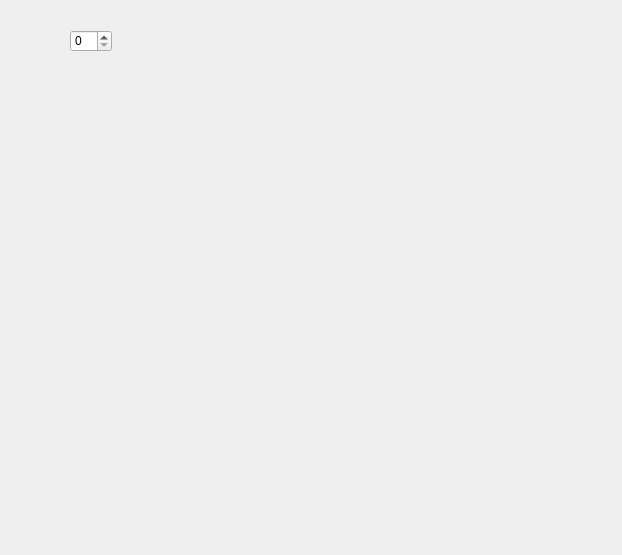
First picture: the form in tools/maya/anim/noiseAnimCurve/ui/noiseAnimCurve.ui, repository snaress/bank, before the edit.
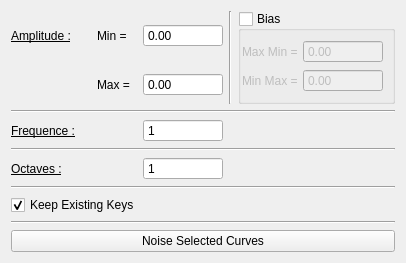
Second picture: the form after the edit.

```diff
--- a/tools/maya/anim/noiseAnimCurve/ui/noiseAnimCurve.ui
+++ b/tools/maya/anim/noiseAnimCurve/ui/noiseAnimCurve.ui
@@ -6,23 +6,383 @@
    <rect>
     <x>0</x>
     <y>0</y>
-    <width>622</width>
-    <height>555</height>
+    <width>390</width>
+    <height>221</height>
    </rect>
   </property>
   <property name="windowTitle">
    <string>Noise Anim Curve</string>
   </property>
-  <widget class="QSpinBox" name="spinBox">
-   <property name="geometry">
-    <rect>
-     <x>70</x>
-     <y>30</y>
-     <width>42</width>
-     <height>22</height>
-    </rect>
-   </property>
-  </widget>
+  <layout class="QGridLayout" name="gridLayout_2">
+   <item row="0" column="0">
+    <widget class="QLabel" name="lAmp">
+     <property name="minimumSize">
+      <size>
+       <width>80</width>
+       <height>0</height>
+      </size>
+     </property>
+     <property name="maximumSize">
+      <size>
+       <width>80</width>
+       <height>16777215</height>
+      </size>
+     </property>
+     <property name="font">
+      <font>
+       <underline>true</underline>
+      </font>
+     </property>
+     <property name="text">
+      <string>Amplitude :</string>
+     </property>
+    </widget>
+   </item>
+   <item row="0" column="1">
+    <widget class="QLabel" name="lAmpMin">
+     <property name="minimumSize">
+      <size>
+       <width>40</width>
+       <height>0</height>
+      </size>
+     </property>
+     <property name="maximumSize">
+      <size>
+       <width>40</width>
+       <height>16777215</height>
+      </size>
+     </property>
+     <property name="text">
+      <string>Min =</string>
+     </property>
+    </widget>
+   </item>
+   <item row="0" column="2">
+    <widget class="QDoubleSpinBox" name="sbAmpMin">
+     <property name="minimumSize">
+      <size>
+       <width>80</width>
+       <height>0</height>
+      </size>
+     </property>
+     <property name="maximumSize">
+      <size>
+       <width>80</width>
+       <height>16777215</height>
+      </size>
+     </property>
+     <property name="buttonSymbols">
+      <enum>QAbstractSpinBox::NoButtons</enum>
+     </property>
+     <property name="minimum">
+      <double>-999999.000000000000000</double>
+     </property>
+     <property name="maximum">
+      <double>999999.000000000000000</double>
+     </property>
+    </widget>
+   </item>
+   <item row="0" column="3" rowspan="2">
+    <widget class="Line" name="line_4">
+     <property name="orientation">
+      <enum>Qt::Vertical</enum>
+     </property>
+    </widget>
+   </item>
+   <item row="0" column="4" rowspan="2">
+    <widget class="QGroupBox" name="gbAmpBias">
+     <property name="title">
+      <string>Bias</string>
+     </property>
+     <property name="checkable">
+      <bool>true</bool>
+     </property>
+     <property name="checked">
+      <bool>false</bool>
+     </property>
+     <layout class="QGridLayout" name="gridLayout">
+      <property name="leftMargin">
+       <number>1</number>
+      </property>
+      <item row="0" column="0">
+       <widget class="QLabel" name="lAmpMaxMin">
+        <property name="minimumSize">
+         <size>
+          <width>55</width>
+          <height>0</height>
+         </size>
+        </property>
+        <property name="maximumSize">
+         <size>
+          <width>55</width>
+          <height>16777215</height>
+         </size>
+        </property>
+        <property name="text">
+         <string>Max Min =</string>
+        </property>
+       </widget>
+      </item>
+      <item row="0" column="1">
+       <widget class="QDoubleSpinBox" name="sbMaxMin">
+        <property name="minimumSize">
+         <size>
+          <width>80</width>
+          <height>0</height>
+         </size>
+        </property>
+        <property name="maximumSize">
+         <size>
+          <width>80</width>
+          <height>16777215</height>
+         </size>
+        </property>
+        <property name="buttonSymbols">
+         <enum>QAbstractSpinBox::NoButtons</enum>
+        </property>
+        <property name="minimum">
+         <double>-999999.000000000000000</double>
+        </property>
+        <property name="maximum">
+         <double>999999.000000000000000</double>
+        </property>
+       </widget>
+      </item>
+      <item row="1" column="0">
+       <widget class="QLabel" name="lAmpMinMax">
+        <property name="minimumSize">
+         <size>
+          <width>55</width>
+          <height>0</height>
+         </size>
+        </property>
+        <property name="maximumSize">
+         <size>
+          <width>55</width>
+          <height>16777215</height>
+         </size>
+        </property>
+        <property name="text">
+         <string>Min Max =</string>
+        </property>
+       </widget>
+      </item>
+      <item row="1" column="1">
+       <widget class="QDoubleSpinBox" name="sbMinMax">
+        <property name="minimumSize">
+         <size>
+          <width>80</width>
+          <height>0</height>
+         </size>
+        </property>
+        <property name="maximumSize">
+         <size>
+          <width>80</width>
+          <height>16777215</height>
+         </size>
+        </property>
+        <property name="buttonSymbols">
+         <enum>QAbstractSpinBox::NoButtons</enum>
+        </property>
+        <property name="minimum">
+         <double>-999999.000000000000000</double>
+        </property>
+        <property name="maximum">
+         <double>999999.000000000000000</double>
+        </property>
+       </widget>
+      </item>
+     </layout>
+    </widget>
+   </item>
+   <item row="1" column="1">
+    <widget class="QLabel" name="lAmpMax">
+     <property name="minimumSize">
+      <size>
+       <width>40</width>
+       <height>0</height>
+      </size>
+     </property>
+     <property name="maximumSize">
+      <size>
+       <width>40</width>
+       <height>16777215</height>
+      </size>
+     </property>
+     <property name="text">
+      <string>Max =</string>
+     </property>
+    </widget>
+   </item>
+   <item row="1" column="2">
+    <widget class="QDoubleSpinBox" name="sbAmpMax">
+     <property name="minimumSize">
+      <size>
+       <width>80</width>
+       <height>0</height>
+      </size>
+     </property>
+     <property name="maximumSize">
+      <size>
+       <width>80</width>
+       <height>16777215</height>
+      </size>
+     </property>
+     <property name="buttonSymbols">
+      <enum>QAbstractSpinBox::NoButtons</enum>
+     </property>
+     <property name="minimum">
+      <double>-999999.000000000000000</double>
+     </property>
+     <property name="maximum">
+      <double>999999.000000000000000</double>
+     </property>
+    </widget>
+   </item>
+   <item row="2" column="0" colspan="5">
+    <widget class="Line" name="line">
+     <property name="orientation">
+      <enum>Qt::Horizontal</enum>
+     </property>
+    </widget>
+   </item>
+   <item row="3" column="0">
+    <widget class="QLabel" name="lFreq">
+     <property name="minimumSize">
+      <size>
+       <width>80</width>
+       <height>0</height>
+      </size>
+     </property>
+     <property name="maximumSize">
+      <size>
+       <width>80</width>
+       <height>16777215</height>
+      </size>
+     </property>
+     <property name="font">
+      <font>
+       <underline>true</underline>
+      </font>
+     </property>
+     <property name="text">
+      <string>Frequence :</string>
+     </property>
+    </widget>
+   </item>
+   <item row="3" column="2">
+    <widget class="QSpinBox" name="sbFreq">
+     <property name="minimumSize">
+      <size>
+       <width>80</width>
+       <height>0</height>
+      </size>
+     </property>
+     <property name="maximumSize">
+      <size>
+       <width>80</width>
+       <height>16777215</height>
+      </size>
+     </property>
+     <property name="buttonSymbols">
+      <enum>QAbstractSpinBox::NoButtons</enum>
+     </property>
+     <property name="minimum">
+      <number>1</number>
+     </property>
+     <property name="maximum">
+      <number>9999</number>
+     </property>
+    </widget>
+   </item>
+   <item row="4" column="0" colspan="5">
+    <widget class="Line" name="line_2">
+     <property name="orientation">
+      <enum>Qt::Horizontal</enum>
+     </property>
+    </widget>
+   </item>
+   <item row="5" column="0">
+    <widget class="QLabel" name="lOctave">
+     <property name="minimumSize">
+      <size>
+       <width>80</width>
+       <height>0</height>
+      </size>
+     </property>
+     <property name="maximumSize">
+      <size>
+       <width>80</width>
+       <height>16777215</height>
+      </size>
+     </property>
+     <property name="font">
+      <font>
+       <underline>true</underline>
+      </font>
+     </property>
+     <property name="text">
+      <string>Octaves :</string>
+     </property>
+    </widget>
+   </item>
+   <item row="5" column="2">
+    <widget class="QSpinBox" name="sbOctave">
+     <property name="minimumSize">
+      <size>
+       <width>80</width>
+       <height>0</height>
+      </size>
+     </property>
+     <property name="maximumSize">
+      <size>
+       <width>80</width>
+       <height>16777215</height>
+      </size>
+     </property>
+     <property name="buttonSymbols">
+      <enum>QAbstractSpinBox::NoButtons</enum>
+     </property>
+     <property name="minimum">
+      <number>1</number>
+     </property>
+     <property name="maximum">
+      <number>9999</number>
+     </property>
+    </widget>
+   </item>
+   <item row="6" column="0" colspan="5">
+    <widget class="Line" name="line_3">
+     <property name="orientation">
+      <enum>Qt::Horizontal</enum>
+     </property>
+    </widget>
+   </item>
+   <item row="7" column="0" colspan="3">
+    <widget class="QCheckBox" name="cbKeepKeys">
+     <property name="text">
+      <string>Keep Existing Keys</string>
+     </property>
+     <property name="checked">
+      <bool>true</bool>
+     </property>
+    </widget>
+   </item>
+   <item row="8" column="0" colspan="5">
+    <widget class="Line" name="line_5">
+     <property name="orientation">
+      <enum>Qt::Horizontal</enum>
+     </property>
+    </widget>
+   </item>
+   <item row="9" column="0" colspan="5">
+    <widget class="QPushButton" name="bNoise">
+     <property name="text">
+      <string>Noise Selected Curves</string>
+     </property>
+    </widget>
+   </item>
+  </layout>
  </widget>
  <resources/>
  <connections/>
```
